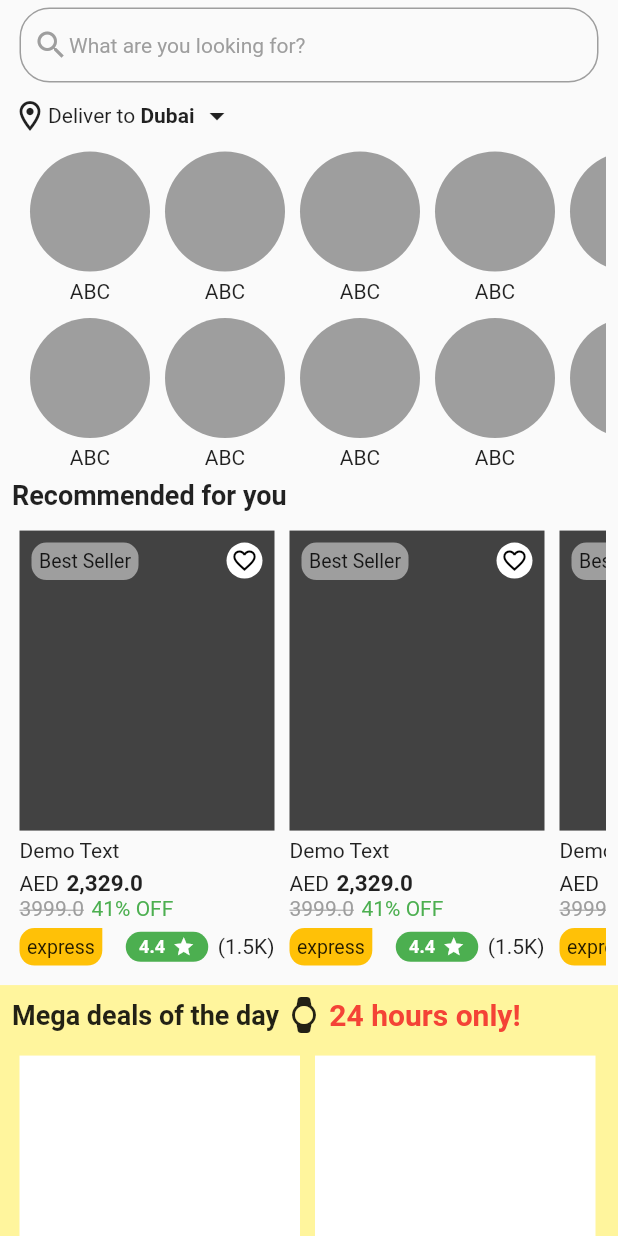
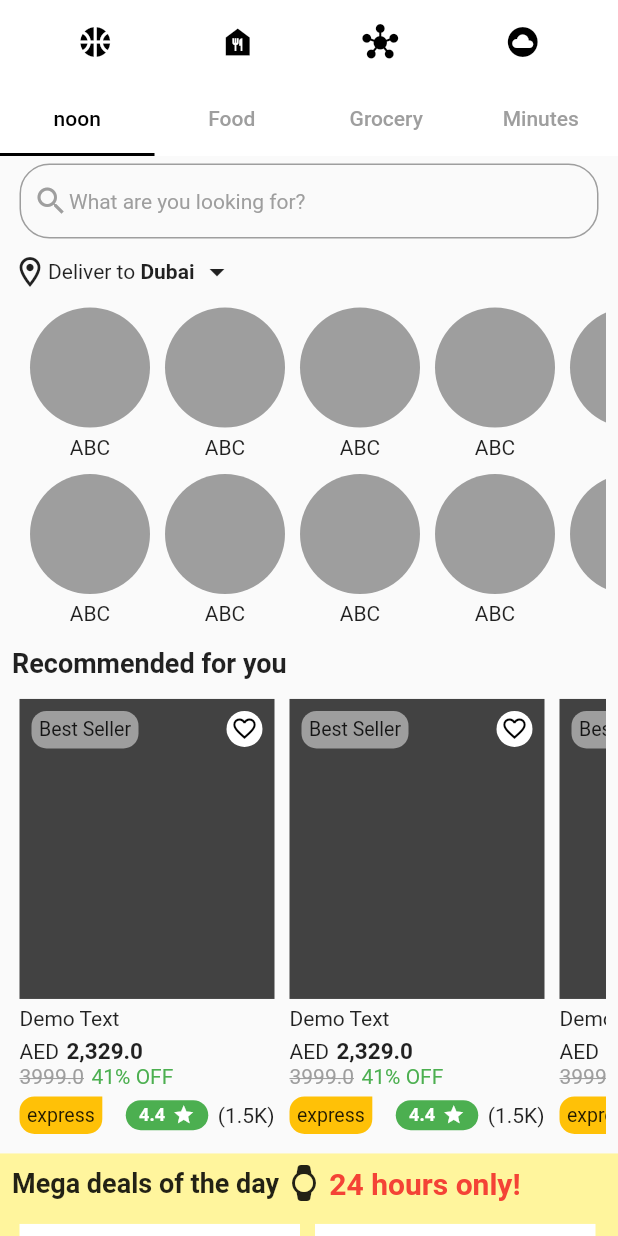
Before and after one commit to kamal614/noon-app-UI, a Flutter app: the screen it shows after launch, on a phone screen of 412 x 824 dp. Run offline on Flutter 3.47's test engine with Material 2 defaults, Android fonts, the phone set to English and light mode, and no system bars; our stand-ins replace get.

Commit message:
appBar added on home

```diff
--- a/lib/screens/home_screen.dart
+++ b/lib/screens/home_screen.dart
@@ -6,12 +6,100 @@ import 'package:noon/screens/product_screen.dart';
 
 import 'home_widgets.dart';
 
-class HomeScreen extends StatelessWidget {
+class HomeScreen extends StatefulWidget {
   const HomeScreen({super.key});
 
   @override
+  State<HomeScreen> createState() => _HomeScreenState();
+}
+
+class _HomeScreenState extends State<HomeScreen> {
+  @override
   Widget build(BuildContext context) {
-    return Scaffold(
+    return DefaultTabController(
+      length: 4,
+      child: Scaffold(
+        // appBar: AppBar(
+        //   elevation: 0,
+        //   backgroundColor: Colors.white,
+        //   bottom: TabBar(
+        //     indicatorColor: Colors.black,
+        //     labelColor: Colors.black,
+        //     unselectedLabelColor: Colors.grey,
+        //     tabs: [
+        //       Tab(
+        //         icon: Visibility(
+        //             visible: screenAtTop,
+        //             child: const Icon(Icons.sports_basketball)),
+        //         text: "noon",
+        //       ),
+        //       Tab(
+        //         icon: Icon(Icons.food_bank),
+        //         text: "Food",
+        //       ),
+        //       Tab(
+        //         icon: Icon(Icons.hub_rounded),
+        //         text: "Grocery",
+        //       ),
+        //       Tab(
+        //         icon: Icon(Icons.cloud_circle),
+        //         text: "Minutes",
+        //       ),
+        //     ],
+        //   ),
+        // ),
+
+        body: NestedScrollView(
+          floatHeaderSlivers: true,
+          headerSliverBuilder: (context, innerBoxIsScrolled) => [
+            SliverAppBar(
+              title: Row(
+                mainAxisAlignment: MainAxisAlignment.spaceAround,
+                children: const [
+                  Icon(
+                    Icons.sports_basketball,
+                    color: Colors.black,
+                  ),
+                  Icon(
+                    Icons.food_bank,
+                    color: Colors.black,
+                  ),
+                  Icon(
+                    Icons.hub_rounded,
+                    color: Colors.black,
+                  ),
+                  Icon(
+                    Icons.cloud_circle,
+                    color: Colors.black,
+                  ),
+                ],
+              ),
+              centerTitle: true,
+              backgroundColor: Colors.white,
+              pinned: true,
+              floating: true,
+              snap: true,
+              bottom: const TabBar(
+                indicatorColor: Colors.black,
+                labelColor: Colors.black,
+                unselectedLabelColor: Colors.grey,
+                tabs: [
+                  Tab(
+                    text: "noon",
+                  ),
+                  Tab(
+                    text: "Food",
+                  ),
+                  Tab(
+                    text: "Grocery",
+                  ),
+                  Tab(
+                    text: "Minutes",
+                  ),
+                ],
+              ),
+            )
+          ],
           body: SafeArea(
             child: SingleChildScrollView(
                 child: Column(
@@ -64,6 +152,8 @@ class HomeScreen extends StatelessWidget {
               ],
             )),
           ),
+        ),
+      ),
     );
   }
 }
--- a/lib/screens/home_widgets.dart
+++ b/lib/screens/home_widgets.dart
@@ -7,12 +7,12 @@ import 'product_screen.dart';
 
 Widget cuisineScroller(bContext) {
   return SizedBox(
-    height: MediaQuery.of(bContext).size.height * .28,
+    height: MediaQuery.of(bContext).size.height * .29,
     child: ListView.builder(
         itemCount: 1,
         itemBuilder: (context, index) {
           return SizedBox(
-            height: MediaQuery.of(context).size.height / 2.85,
+            height: MediaQuery.of(context).size.height * .29,
             child: Center(
               child: ListView.separated(
                   scrollDirection: Axis.horizontal,
--- a/lib/screens/product_screen.dart
+++ b/lib/screens/product_screen.dart
@@ -25,7 +25,10 @@ class ProductScreen extends StatelessWidget {
                         onTap: () {
                           Get.back();
                         },
-                        child: const Icon(Icons.arrow_back))
+                        child: const Icon(
+                          Icons.arrow_back,
+                          size: 35,
+                        ))
                   ],
                 ),
                 mySearchBar(),
```
Lines whose indentation alone changed are shown as unchanged.
